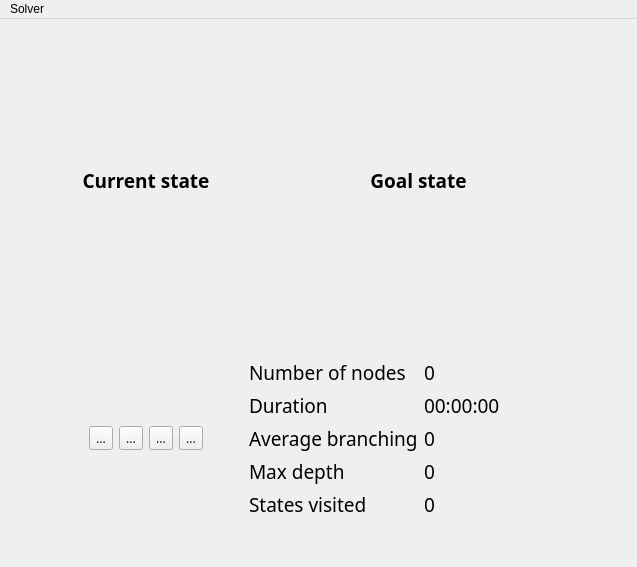
First picture: the form in src/gui/template/main_window.ui, repository adejong93/epitech-ai-solver-2021, before the edit.
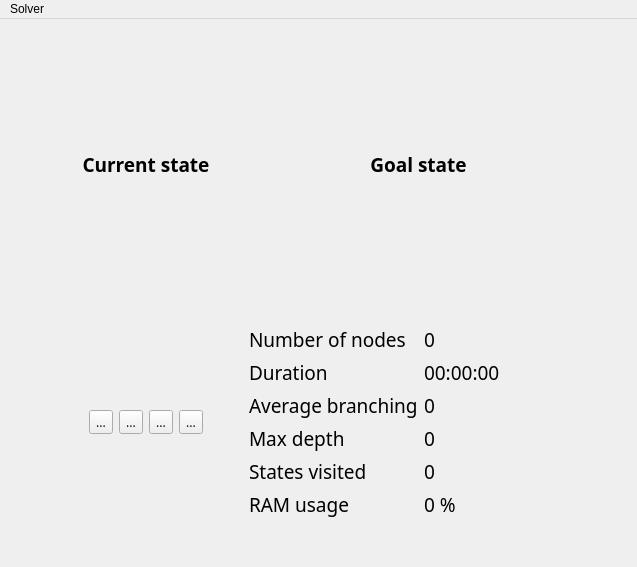
Second picture: the form after the edit. Icons and pictures are not drawn.

```diff
--- a/src/gui/template/main_window.ui
+++ b/src/gui/template/main_window.ui
@@ -465,6 +465,34 @@
           </property>
          </widget>
         </item>
+        <item row="5" column="0">
+         <widget class="QLabel" name="ram_label">
+          <property name="font">
+           <font>
+            <family>Trebuchet MS</family>
+            <pointsize>14</pointsize>
+            <italic>false</italic>
+           </font>
+          </property>
+          <property name="text">
+           <string>RAM usage</string>
+          </property>
+         </widget>
+        </item>
+        <item row="5" column="1">
+         <widget class="QLabel" name="ram_value_label">
+          <property name="font">
+           <font>
+            <family>Trebuchet MS</family>
+            <pointsize>14</pointsize>
+            <italic>false</italic>
+           </font>
+          </property>
+          <property name="text">
+           <string>0 %</string>
+          </property>
+         </widget>
+        </item>
        </layout>
       </item>
      </layout>
```
